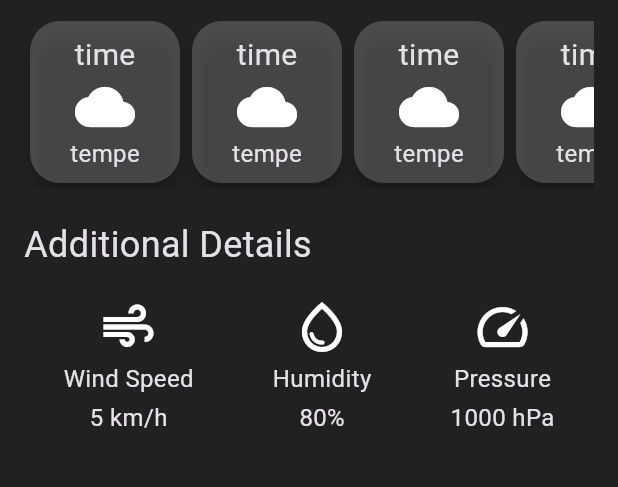
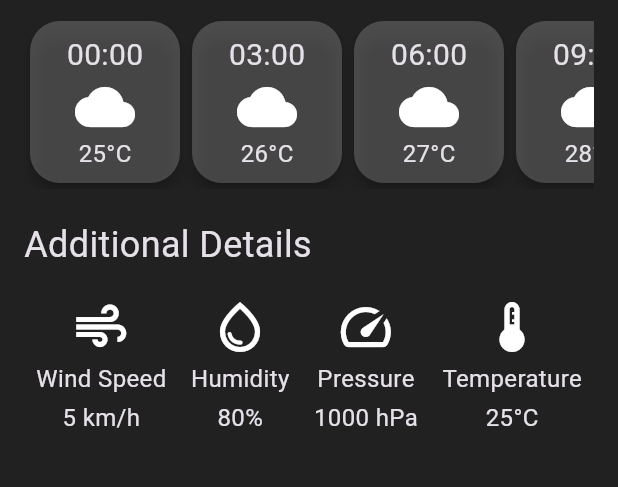
Before and after one commit to MissVintee/weather_app, a Flutter app: the screen it shows after launch, on a phone screen of 412 x 824 dp, the part 429-916 px from its top. Run offline on Flutter 3.47's test engine with Material 3 defaults, Android fonts, the phone set to English and light mode, and no system bars.

Commit message:
completed hardcoded UI

```diff
--- a/lib/hourly_forecast_item.dart
+++ b/lib/hourly_forecast_item.dart
@@ -1,7 +1,17 @@
 import 'package:flutter/material.dart';
 
 class HourlyForcastCard extends StatelessWidget {
-  const HourlyForcastCard({super.key});
+
+  final String time;
+  final IconData icon;
+  final String temperature;
+
+  const HourlyForcastCard({
+    super.key,
+    required this.time,
+    required this.icon,
+    required this.temperature,
+  });
 
   @override
   Widget build(BuildContext context) {
@@ -15,12 +25,12 @@ class HourlyForcastCard extends StatelessWidget {
         child: Column(
           children: [
             Text(
-              'time',
+              time,
               style: TextStyle(fontSize: 20, fontWeight: FontWeight.w400),
             ),
-            Icon(Icons.cloud, size: 40),
+            Icon(icon, size: 40),
             Text(
-              'tempe',
+              temperature,
               style: TextStyle(fontSize: 16, fontWeight: FontWeight.w400),
             ),
           ],
--- a/lib/weather_screen.dart
+++ b/lib/weather_screen.dart
@@ -82,12 +82,36 @@ class WeatherScreen extends StatelessWidget {
               scrollDirection: Axis.horizontal,
               child: Row(
                 children: [
-                  HourlyForcastCard(),
-                  HourlyForcastCard(),
-                  HourlyForcastCard(),
-                  HourlyForcastCard(),
-                  HourlyForcastCard(),
-                  HourlyForcastCard(),
+                  HourlyForcastCard(
+                    time: '00:00',
+                    icon: Icons.cloud,
+                    temperature: '25°C',
+                  ),
+                  HourlyForcastCard(
+                    time: '03:00',
+                    icon: Icons.cloud,
+                    temperature: '26°C',
+                  ),
+                  HourlyForcastCard(
+                    time: '06:00',
+                    icon: Icons.cloud,
+                    temperature: '27°C',
+                  ),
+                  HourlyForcastCard(
+                    time: '09:00',
+                    icon: Icons.cloud,
+                    temperature: '28°C',
+                  ),
+                  HourlyForcastCard(
+                    time: '12:00',
+                    icon: Icons.sunny,
+                    temperature: '29°C',
+                  ),
+                  HourlyForcastCard(
+                    time: '15:00',
+                    icon: Icons.sunny,
+                    temperature: '30°C',
+                  ),
                 ],
               ),
             ),
@@ -119,6 +143,7 @@ class WeatherScreen extends StatelessWidget {
                   value: '1000 hPa',
                   icon: Icons.speed,
                 ),
+                AdditionalInfoItem(title: 'Temperature', value: '25°C', icon: Icons.thermostat),
               ],
             ),
           ],
```
